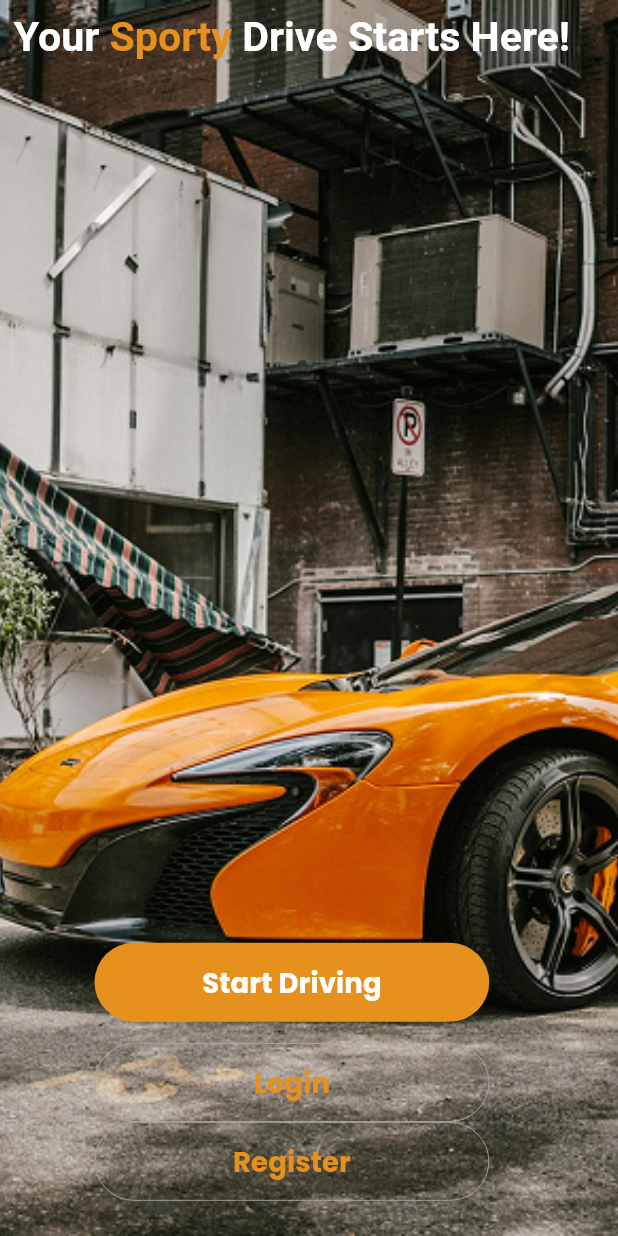
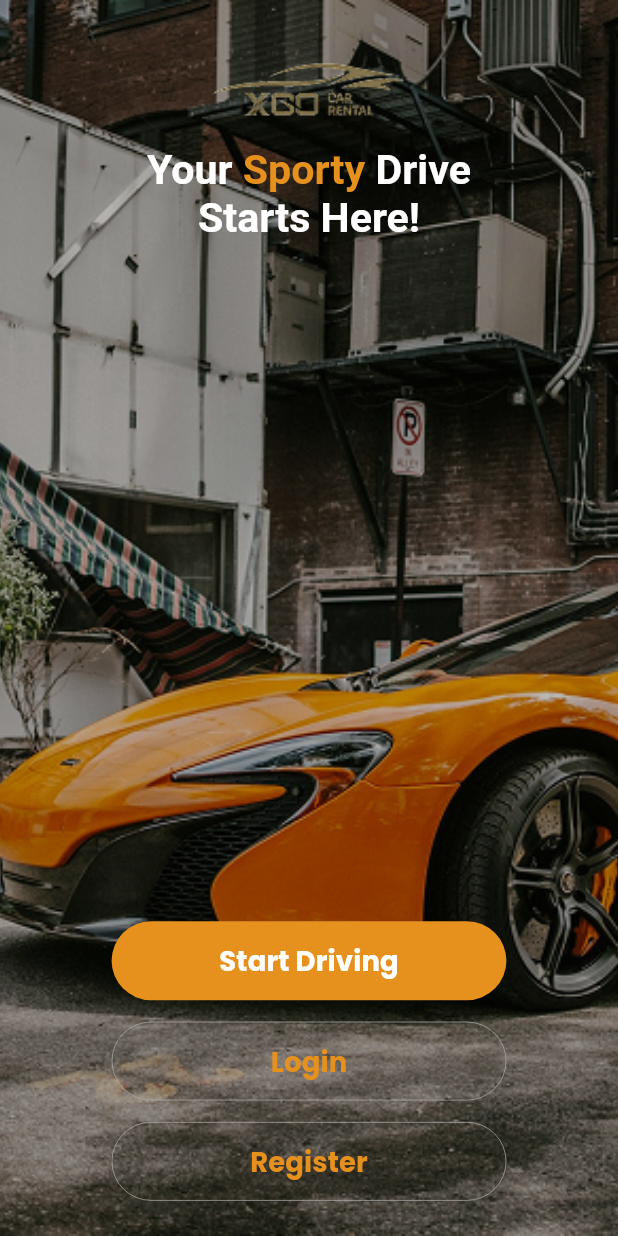
Before and after one commit to 4thPyramid/x_go, a Flutter app: the screen it shows after launch, on a phone screen of 412 x 824 dp. Run offline on Flutter 3.47's test engine with Material 3 defaults, Android fonts, the phone set to English and light mode, and no system bars; our stand-ins replace bloc, cached_network_image, dartz, dio, easy_localization, equatable and 14 more; generated files the repository leaves out were written again; project files that could hold a hidden picture were left out.

Commit message:
feat: Enhance splash screen layout and add new components for improved UI

```diff
--- a/lib/features/home/presentation/view/home_view.dart
+++ b/lib/features/home/presentation/view/home_view.dart
@@ -19,6 +19,11 @@ class HomeView extends StatefulWidget {
 
 class _HomeViewState extends State<HomeView> {
   @override
+  void initState() {
+    super.initState();
+
+    BlocProvider.of<CarCubit>(context).getCars();
+  }
 
   @override
   Widget build(BuildContext context) {
--- /dev/null
+++ b/lib/features/splash/splash_view.dart
@@ -0,0 +1,45 @@
+import 'package:flutter/material.dart';
+import 'package:flutter_screenutil/flutter_screenutil.dart';
+import 'package:go_router/go_router.dart';
+import 'package:x_go/core/common/widgets/custom_btn.dart';
+import 'package:x_go/core/common/widgets/logo.dart';
+import 'package:x_go/core/routes/router_names.dart';
+import 'package:x_go/core/services/payment_service.dart';
+import 'package:x_go/core/theme/app_colors.dart';
+import 'package:x_go/core/utils/app_assets.dart';
+import 'package:x_go/core/utils/app_image_view.dart';
+import 'package:x_go/features/splash/components/form_Splash.dart';
+import 'package:x_go/features/splash/widgets/build_splash_rich_text.dart';
+
+class SplashView extends StatelessWidget {
+  const SplashView({super.key});
+
+  @override
+  Widget build(BuildContext context) {
+    return Scaffold(
+      body: Stack(
+        children: [
+          SizedBox(
+            height: double.infinity,
+            child: AppImageView(
+              AppAssets.splash,
+              fit: BoxFit.cover,
+            ),
+          ),
+          Padding(
+            padding:  EdgeInsets.all(8.0.r),
+            child: Column(
+              children: [
+                buildSplashRichText(),
+                Spacer(),
+               formSplash(context),
+              ],
+            ),
+          ),
+        ],
+      ),
+    );
+  }
+
+
+}
--- a/lib/features/splash/views/splash_view.dart
+++ b/lib/features/splash/views/splash_view.dart
@@ -2,14 +2,12 @@ import 'package:flutter/material.dart';
 import 'package:flutter_screenutil/flutter_screenutil.dart';
 import 'package:go_router/go_router.dart';
 import 'package:x_go/core/common/widgets/custom_btn.dart';
-import 'package:x_go/core/common/widgets/logo.dart';
 import 'package:x_go/core/routes/router_names.dart';
-import 'package:x_go/core/services/payment_service.dart';
-import 'package:x_go/core/theme/app_colors.dart';
 import 'package:x_go/core/utils/app_assets.dart';
 import 'package:x_go/core/utils/app_image_view.dart';
-import 'package:x_go/features/splash/components/form_Splash.dart';
-import 'package:x_go/features/splash/widgets/build_splash_rich_text.dart';
+import 'package:x_go/features/splash/widgets/dark_overlay.dart';
+import 'package:x_go/features/splash/widgets/header_splash.dart';
+import 'package:x_go/features/splash/widgets/outline_button.dart';
 
 class SplashView extends StatelessWidget {
   const SplashView({super.key});
@@ -19,27 +17,75 @@ class SplashView extends StatelessWidget {
     return Scaffold(
       body: Stack(
         children: [
-          SizedBox(
-            height: double.infinity,
-            child: AppImageView(
-              AppAssets.splash,
-              fit: BoxFit.cover,
-            ),
+          // Background Image
+          SizedBox.expand(
+            child: AppImageView(AppAssets.splash, fit: BoxFit.cover),
           ),
-          Padding(
-            padding:  EdgeInsets.all(8.0.r),
-            child: Column(
-              children: [
-                buildSplashRichText(),
-                Spacer(),
-               formSplash(context),
-              ],
+          // Dark Overlay
+          darkOverlay(),
+          // Content
+          SafeArea(
+            child: Padding(
+              padding: EdgeInsets.all(8.w),
+              child: Column(
+                children: [
+                  SizedBox(height: 20.h),
+                  // ElevatedButton(
+                  //   onPressed: () async {
+                  //     final authToken = await PaymobService.getAuthToken();
+                  //     final orderId = await PaymobService.createOrder(
+                  //       authToken,
+                  //       int.parse('100') * 100,
+                  //     );
+                  //     final paymentKey = await PaymobService.getPaymentKey(
+                  //       authToken,
+                  //       orderId,
+                  //       int.parse('100') * 100,
+                  //     );
+                  //     String paymentUrl =
+                  //         "https://accept.paymob.com/api/acceptance/iframes/905872?payment_token=$paymentKey";
+                  //     // ignore: use_build_context_synchronously
+                  //     Navigator.push(
+                  //       context,
+                  //       MaterialPageRoute(
+                  //         builder: (context) =>
+                  //             PaymobPaymentScreen(iframeUrl: paymentUrl),
+                  //       ),
+                  //     );
+                  //   },
+                  //   child: Text('Test'),
+                  // ), // Logo
+                  Center(child: AppImageView(AppAssets.logo)),
+                  SizedBox(height: 10.h),
+                  HeaderSplash(),
+                  Spacer(),
+                  CustomButton(
+                    height: 44.h,
+
+                    text: 'Start Driving',
+                    onPressed: () => context.go(RouterNames.app),
+                  ),
+                  SizedBox(height: 12.h),
+                  buildOutlineButton(
+                    text: 'Login',
+                    onPressed: () {
+                      context.go(RouterNames.auth, extra: 0);
+                    },
+                  ),
+                  SizedBox(height: 12.h),
+                  buildOutlineButton(
+                    text: 'Register',
+                    onPressed: () {
+                      context.go(RouterNames.auth, extra: 1);
+                    },
+                  ),
+                  SizedBox(height: 12.h),
+                ],
+              ),
             ),
           ),
         ],
       ),
     );
   }
-
-
 }
```
Also changed, not shown: lib/features/home/data/models/filter_info_model.dart (+15 -12 lines), lib/features/home/data/models/home_model.dart (deleted, +0 -93 lines), lib/features/home/data/models/filter_info_model.g.dart (deleted), lib/features/home/domain/entity/filter_info_entity.dart (line endings or trailing spaces).
